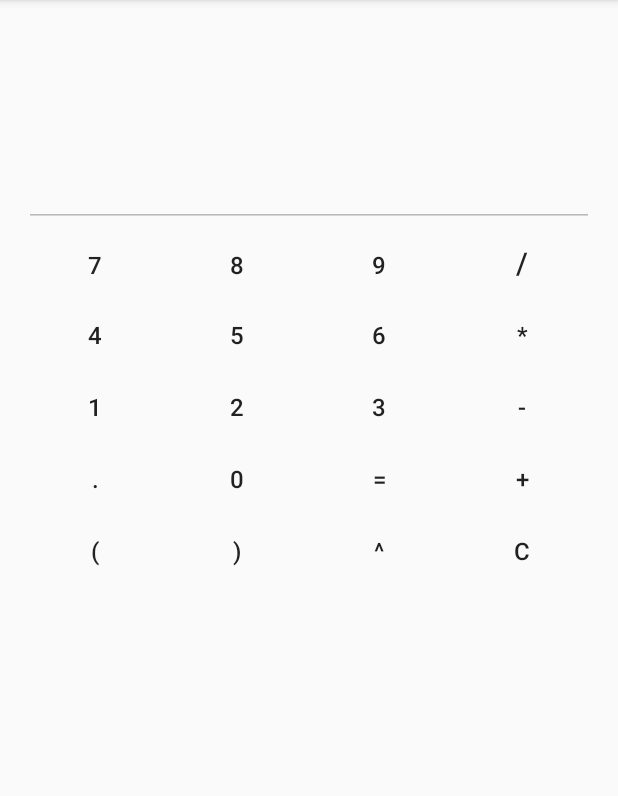
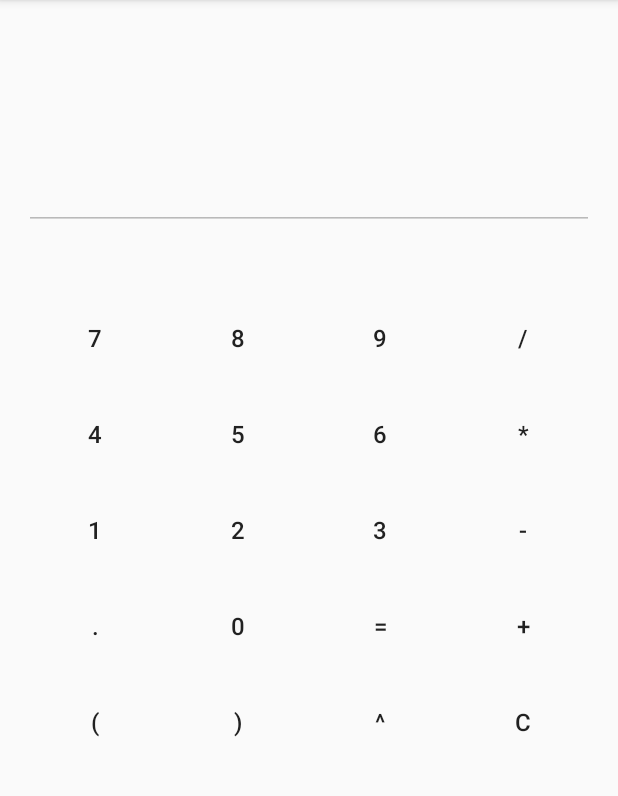
Before and after one commit to if710/2019-2-exercicio-1-calculadora-leandroESS, an Android app: the screen it shows after launch (MainActivity), on a phone screen of 412 x 824 dp, the part 84-880 px from its top. Run offline under Robolectric (Android 15) with nearby library versions, the phone set to English and light mode, and no system bars.

Commit message:
Passo 1 feito com sucesso

```diff
--- a/calculadora/app/src/main/res/layout/activity_main.xml
+++ b/calculadora/app/src/main/res/layout/activity_main.xml
@@ -1,243 +1,259 @@
 <?xml version="1.0" encoding="utf-8"?>
-<LinearLayout xmlns:android="http://schemas.android.com/apk/res/android"
+<androidx.constraintlayout.widget.ConstraintLayout xmlns:android="http://schemas.android.com/apk/res/android"
+                                                   xmlns:app="http://schemas.android.com/apk/res-auto"
                                                    xmlns:tools="http://schemas.android.com/tools"
                                                    android:id="@+id/main_container"
                                                    android:layout_width="match_parent"
                                                    android:layout_height="match_parent"
-              android:orientation="vertical"
-              android:paddingBottom="@dimen/activity_vertical_margin"
-              android:paddingLeft="@dimen/activity_horizontal_margin"
-              android:paddingRight="@dimen/activity_horizontal_margin"
-              android:paddingTop="@dimen/activity_vertical_margin"
                                                    tools:context="br.ufpe.cin.android.calculadora.MainActivity">
 
     <TextView
             android:id="@+id/text_info"
-            android:layout_width="match_parent"
-            android:layout_height="wrap_content"
-            android:layout_marginBottom="20dp"
-            android:textSize="30sp" />
-
+            android:layout_width="0dp"
+            android:layout_height="40dp"
+            android:textSize="30sp"
+            app:layout_constraintStart_toStartOf="parent" app:layout_constraintEnd_toEndOf="parent"
+            android:layout_marginEnd="16dp" android:layout_marginStart="16dp" android:layout_marginTop="20dp"
+            app:layout_constraintTop_toTopOf="parent" app:layout_constraintHorizontal_bias="0.5"/>
     <EditText
             android:id="@+id/text_calc"
-            android:layout_width="match_parent"
-            android:layout_height="wrap_content"
-            android:layout_below="@id/text_info"
+            android:layout_width="0dp"
+            android:layout_height="69dp"
             android:enabled="false"
             android:gravity="bottom"
             android:inputType="numberDecimal"
             android:lines="2"
             android:maxLines="2"
-            android:textSize="40sp" />
+            android:textSize="40sp"
+            android:layout_marginTop="24dp"
+            app:layout_constraintTop_toBottomOf="@+id/text_info" android:layout_marginEnd="16dp"
+            app:layout_constraintEnd_toEndOf="parent" android:layout_marginStart="16dp"
+            app:layout_constraintStart_toStartOf="parent" app:layout_constraintHorizontal_bias="0.5"/>
 
-    <LinearLayout
-            android:layout_width="match_parent"
-            android:layout_height="wrap_content"
-            android:orientation="horizontal">
 
     <Button
             android:id="@+id/btn_7"
             style="@style/Widget.AppCompat.Button.Borderless"
-                android:layout_width="wrap_content"
-                android:layout_height="wrap_content"
-                android:layout_weight="1"
+            android:layout_width="0dp"
+            android:layout_height="64dp"
             android:text="7"
-                android:textSize="16sp" />
+            android:textSize="16sp"
+            android:layout_marginTop="40dp"
+            app:layout_constraintTop_toBottomOf="@+id/text_calc" android:layout_marginStart="16dp"
+            app:layout_constraintStart_toStartOf="parent" app:layout_constraintHorizontal_bias="0.5"
+            app:layout_constraintEnd_toStartOf="@+id/btn_8"/>
 
     <Button
             android:id="@+id/btn_8"
             style="@style/Widget.AppCompat.Button.Borderless"
-                android:layout_width="wrap_content"
-                android:layout_height="wrap_content"
-                android:layout_weight="1"
+            android:layout_width="0dp"
+            android:layout_height="64dp"
             android:text="8"
-                android:textSize="16sp" />
+            android:textSize="16sp"
+            app:layout_constraintStart_toEndOf="@+id/btn_7"
+            android:layout_marginTop="40dp" app:layout_constraintTop_toBottomOf="@+id/text_calc"
+            app:layout_constraintHorizontal_bias="0.5" app:layout_constraintEnd_toStartOf="@+id/btn_9"/>
 
     <Button
             android:id="@+id/btn_9"
             style="@style/Widget.AppCompat.Button.Borderless"
-                android:layout_width="wrap_content"
-                android:layout_height="wrap_content"
-                android:layout_weight="1"
+            android:layout_width="0dp"
+            android:layout_height="64dp"
             android:text="9"
-                android:textSize="16sp" />
+            android:textSize="16sp"
+            app:layout_constraintStart_toEndOf="@+id/btn_8"
+            android:layout_marginTop="40dp"
+            app:layout_constraintTop_toBottomOf="@+id/text_calc"
+            app:layout_constraintHorizontal_bias="0.5" app:layout_constraintEnd_toStartOf="@+id/btn_Divide"/>
 
     <Button
             android:id="@+id/btn_Divide"
             style="@style/Widget.AppCompat.Button.Borderless"
-                android:layout_width="wrap_content"
-                android:layout_height="wrap_content"
-                android:layout_weight="1"
+            android:layout_width="0dp"
+            android:layout_height="64dp"
             android:text="/"
-                android:textSize="20sp" />
-    </LinearLayout>
+            android:textSize="16sp"
+            app:layout_constraintStart_toEndOf="@+id/btn_9"
+            android:layout_marginTop="40dp" app:layout_constraintTop_toBottomOf="@+id/text_calc"
+            android:layout_marginEnd="16dp" app:layout_constraintEnd_toEndOf="parent"
+            app:layout_constraintHorizontal_bias="0.5"/>
 
-    <LinearLayout
-            android:layout_width="match_parent"
-            android:layout_height="wrap_content"
-            android:orientation="horizontal">
 
     <Button
             android:id="@+id/btn_4"
             style="@style/Widget.AppCompat.Button.Borderless"
-                android:layout_width="wrap_content"
-                android:layout_height="wrap_content"
-                android:layout_weight="1"
+            android:layout_width="0dp"
+            android:layout_height="64dp"
+            android:layout_marginStart="16dp"
             android:text="4"
-                android:textSize="16sp" />
+            android:textSize="16sp"
+            app:layout_constraintEnd_toStartOf="@+id/btn_5"
+            app:layout_constraintStart_toStartOf="parent"
+            app:layout_constraintTop_toBottomOf="@+id/btn_7" />
 
     <Button
             android:id="@+id/btn_5"
             style="@style/Widget.AppCompat.Button.Borderless"
-                android:layout_width="wrap_content"
-                android:layout_height="wrap_content"
-                android:layout_weight="1"
+            android:layout_width="0dp"
+            android:layout_height="64dp"
             android:text="5"
-                android:textSize="16sp" />
+            android:textSize="16sp"
+            app:layout_constraintEnd_toStartOf="@+id/btn_6"
+            app:layout_constraintStart_toEndOf="@+id/btn_4"
+            app:layout_constraintTop_toBottomOf="@+id/btn_8" />
 
     <Button
             android:id="@+id/btn_6"
             style="@style/Widget.AppCompat.Button.Borderless"
-                android:layout_width="wrap_content"
-                android:layout_height="wrap_content"
-                android:layout_weight="1"
+            android:layout_width="0dp"
+            android:layout_height="64dp"
             android:text="6"
-                android:textSize="16sp" />
+            android:textSize="16sp"
+            app:layout_constraintTop_toBottomOf="@+id/btn_9" app:layout_constraintStart_toEndOf="@+id/btn_5"
+            app:layout_constraintHorizontal_bias="0.5"
+            app:layout_constraintEnd_toStartOf="@+id/btn_Multiply"/>
 
     <Button
             android:id="@+id/btn_Multiply"
             style="@style/Widget.AppCompat.Button.Borderless"
-                android:layout_width="wrap_content"
-                android:layout_height="wrap_content"
-                android:layout_weight="1"
+            android:layout_width="0dp"
+            android:layout_height="64dp"
             android:text="*"
-                android:textSize="16sp" />
-    </LinearLayout>
+            android:textSize="16sp"
+            app:layout_constraintTop_toBottomOf="@+id/btn_Divide" app:layout_constraintStart_toEndOf="@+id/btn_6"
+            android:layout_marginEnd="16dp" app:layout_constraintEnd_toEndOf="parent"
+            app:layout_constraintHorizontal_bias="0.5"/>
 
-    <LinearLayout
-            android:layout_width="match_parent"
-            android:layout_height="wrap_content"
-            android:orientation="horizontal">
 
     <Button
             android:id="@+id/btn_1"
             style="@style/Widget.AppCompat.Button.Borderless"
-                android:layout_width="wrap_content"
-                android:layout_height="wrap_content"
-                android:layout_weight="1"
+            android:layout_width="0dp"
+            android:layout_height="64dp"
             android:text="1"
-                android:textSize="16sp" />
+            android:textSize="16sp"
+            app:layout_constraintTop_toBottomOf="@+id/btn_4" android:layout_marginStart="16dp"
+            app:layout_constraintStart_toStartOf="parent" app:layout_constraintHorizontal_bias="0.5"
+            app:layout_constraintEnd_toStartOf="@+id/btn_2"/>
 
     <Button
             android:id="@+id/btn_2"
             style="@style/Widget.AppCompat.Button.Borderless"
-                android:layout_width="wrap_content"
-                android:layout_height="wrap_content"
-                android:layout_weight="1"
+            android:layout_width="0dp"
+            android:layout_height="64dp"
             android:text="2"
-                android:textSize="16sp" />
+            android:textSize="16sp"
+            app:layout_constraintTop_toBottomOf="@+id/btn_5" app:layout_constraintStart_toEndOf="@+id/btn_1"
+            app:layout_constraintHorizontal_bias="0.5" app:layout_constraintEnd_toStartOf="@+id/btn_3"/>
 
     <Button
             android:id="@+id/btn_3"
             style="@style/Widget.AppCompat.Button.Borderless"
-                android:layout_width="wrap_content"
-                android:layout_height="wrap_content"
-                android:layout_weight="1"
+            android:layout_width="0dp"
+            android:layout_height="64dp"
             android:text="3"
-                android:textSize="16sp" />
+            android:textSize="16sp"
+            app:layout_constraintTop_toBottomOf="@+id/btn_6" app:layout_constraintStart_toEndOf="@+id/btn_2"
+            app:layout_constraintHorizontal_bias="0.5"
+            app:layout_constraintEnd_toStartOf="@+id/btn_Subtract"/>
 
     <Button
             android:id="@+id/btn_Subtract"
             style="@style/Widget.AppCompat.Button.Borderless"
-                android:layout_width="wrap_content"
-                android:layout_height="wrap_content"
-                android:layout_weight="1"
+            android:layout_width="0dp"
+            android:layout_height="64dp"
             android:text="-"
-                android:textSize="16sp" />
+            android:textSize="16sp"
+            app:layout_constraintTop_toBottomOf="@+id/btn_Multiply" app:layout_constraintStart_toEndOf="@+id/btn_3"
+            android:layout_marginEnd="16dp" app:layout_constraintEnd_toEndOf="parent"
+            app:layout_constraintHorizontal_bias="0.5"/>
 
-    </LinearLayout>
-
-    <LinearLayout
-            android:layout_width="match_parent"
-            android:layout_height="wrap_content"
-            android:orientation="horizontal">
 
     <Button
             android:id="@+id/btn_Dot"
             style="@style/Widget.AppCompat.Button.Borderless"
-                android:layout_width="wrap_content"
-                android:layout_height="wrap_content"
-                android:layout_weight="1"
+            android:layout_width="0dp"
+            android:layout_height="64dp"
             android:text="."
-                android:textSize="16sp" />
+            android:textSize="16sp"
+            app:layout_constraintTop_toBottomOf="@+id/btn_1" app:layout_constraintStart_toStartOf="parent"
+            android:layout_marginStart="16dp" app:layout_constraintHorizontal_bias="0.5"
+            app:layout_constraintEnd_toStartOf="@+id/btn_0"/>
 
     <Button
             android:id="@+id/btn_0"
             style="@style/Widget.AppCompat.Button.Borderless"
-                android:layout_width="wrap_content"
-                android:layout_height="wrap_content"
-                android:layout_weight="1"
+            android:layout_width="0dp"
+            android:layout_height="64dp"
             android:text="0"
-                android:textSize="16sp" />
+            android:textSize="16sp"
+            app:layout_constraintTop_toBottomOf="@+id/btn_2" app:layout_constraintStart_toEndOf="@+id/btn_Dot"
+            app:layout_constraintHorizontal_bias="0.5" app:layout_constraintEnd_toStartOf="@+id/btn_Equal"/>
 
     <Button
             android:id="@+id/btn_Equal"
             style="@style/Widget.AppCompat.Button.Borderless"
-                android:layout_width="wrap_content"
-                android:layout_height="wrap_content"
-                android:layout_weight="1"
+            android:layout_width="0dp"
+            android:layout_height="64dp"
             android:text="="
-                android:textSize="16sp" />
+            android:textSize="16sp"
+            app:layout_constraintTop_toBottomOf="@+id/btn_3" app:layout_constraintStart_toEndOf="@+id/btn_0"
+            app:layout_constraintHorizontal_bias="0.5"
+            app:layout_constraintEnd_toStartOf="@+id/btn_Add"/>
 
     <Button
             android:id="@+id/btn_Add"
             style="@style/Widget.AppCompat.Button.Borderless"
-                android:layout_width="wrap_content"
-                android:layout_height="wrap_content"
-                android:layout_weight="1"
+            android:layout_width="0dp"
+            android:layout_height="64dp"
             android:text="+"
-                android:textSize="16sp" />
-    </LinearLayout>
+            android:textSize="16sp"
+            app:layout_constraintTop_toBottomOf="@+id/btn_Subtract" app:layout_constraintStart_toEndOf="@+id/btn_Equal"
+            android:layout_marginEnd="16dp" app:layout_constraintEnd_toEndOf="parent"
+            app:layout_constraintHorizontal_bias="0.5"/>
 
-    <LinearLayout
-            android:layout_width="match_parent"
-            android:layout_height="wrap_content"
-            android:orientation="horizontal">
 
     <Button
             android:id="@+id/btn_LParen"
             style="@style/Widget.AppCompat.Button.Borderless"
-                android:layout_width="wrap_content"
-                android:layout_height="wrap_content"
-                android:layout_weight="1"
+            android:layout_width="0dp"
+            android:layout_height="64dp"
             android:text="("
-                android:textSize="16sp" />
+            android:textSize="16sp"
+            app:layout_constraintTop_toBottomOf="@+id/btn_Dot" android:layout_marginStart="16dp"
+            app:layout_constraintStart_toStartOf="parent" app:layout_constraintHorizontal_bias="0.5"
+            app:layout_constraintEnd_toStartOf="@+id/btn_RParen"/>
 
     <Button
             android:id="@+id/btn_RParen"
             style="@style/Widget.AppCompat.Button.Borderless"
-                android:layout_width="wrap_content"
-                android:layout_height="wrap_content"
-                android:layout_weight="1"
+            android:layout_width="0dp"
+            android:layout_height="64dp"
             android:text=")"
-                android:textSize="16sp" />
+            android:textSize="16sp"
+            app:layout_constraintTop_toBottomOf="@+id/btn_0" app:layout_constraintStart_toEndOf="@+id/btn_LParen"
+            app:layout_constraintHorizontal_bias="0.5" app:layout_constraintEnd_toStartOf="@+id/btn_Power"/>
 
     <Button
             android:id="@+id/btn_Power"
             style="@style/Widget.AppCompat.Button.Borderless"
-                android:layout_width="wrap_content"
-                android:layout_height="wrap_content"
-                android:layout_weight="1"
+            android:layout_width="0dp"
+            android:layout_height="64dp"
             android:text="^"
-                android:textSize="16sp" />
+            android:textSize="16sp"
+            app:layout_constraintTop_toBottomOf="@+id/btn_Equal" app:layout_constraintStart_toEndOf="@+id/btn_RParen"
+            app:layout_constraintHorizontal_bias="0.5"
+            app:layout_constraintEnd_toStartOf="@+id/btn_Clear"/>
 
     <Button
             android:id="@+id/btn_Clear"
             style="@style/Widget.AppCompat.Button.Borderless"
-                android:layout_width="wrap_content"
-                android:layout_height="wrap_content"
-                android:layout_weight="1"
+            android:layout_width="0dp"
+            android:layout_height="64dp"
             android:text="C"
-                android:textSize="16sp" />
-    </LinearLayout>
-</LinearLayout>
+            android:textSize="16sp"
+            app:layout_constraintTop_toBottomOf="@+id/btn_Add" app:layout_constraintStart_toEndOf="@+id/btn_Power"
+            android:layout_marginEnd="16dp" app:layout_constraintEnd_toEndOf="parent"
+            app:layout_constraintHorizontal_bias="0.5"/>
+
+</androidx.constraintlayout.widget.ConstraintLayout>
```
Lines whose indentation alone changed are shown as unchanged.
